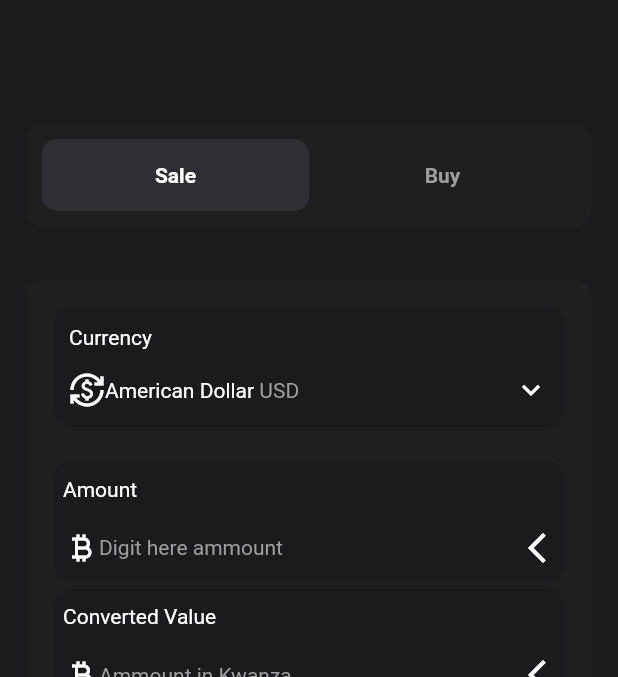
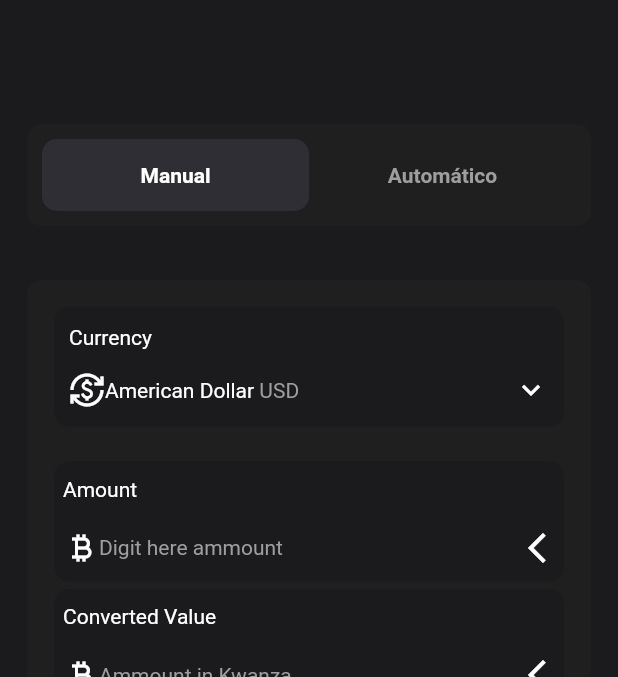
Before and after one commit to geekfabio/exchange, a Flutter app: the screen it shows after launch, on a phone screen of 412 x 824 dp, the part 59-736 px from its top. Run offline on Flutter 3.47's test engine with Material 2 defaults, Android fonts, the phone set to English and light mode, and no system bars; our stand-ins replace bloc; generated files the repository leaves out were written again.

Commit message:
changed tab title

```diff
--- a/lib/exchange/view/widgets/exchange_tabs.dart
+++ b/lib/exchange/view/widgets/exchange_tabs.dart
@@ -27,10 +27,8 @@ class _ExchangeTabsState extends State<ExchangeTabs> {
             mainAxisAlignment: MainAxisAlignment.center,
             mainAxisSize: MainAxisSize.min,
             children: [
-              // ignore: avoid_bool_literals_in_conditional_expressions
-              _tabButtom('Sale', _selectedTab == 0 ? true : false),
-              // ignore: avoid_bool_literals_in_conditional_expressions
-              _tabButtom('Buy', _selectedTab != 0 ? true : false),
+              _tabButtom('Manual', _selectedTab == 0 ? true : false),
+              _tabButtom('Automático', _selectedTab != 0 ? true : false),
             ],
           ),
         ),
```
